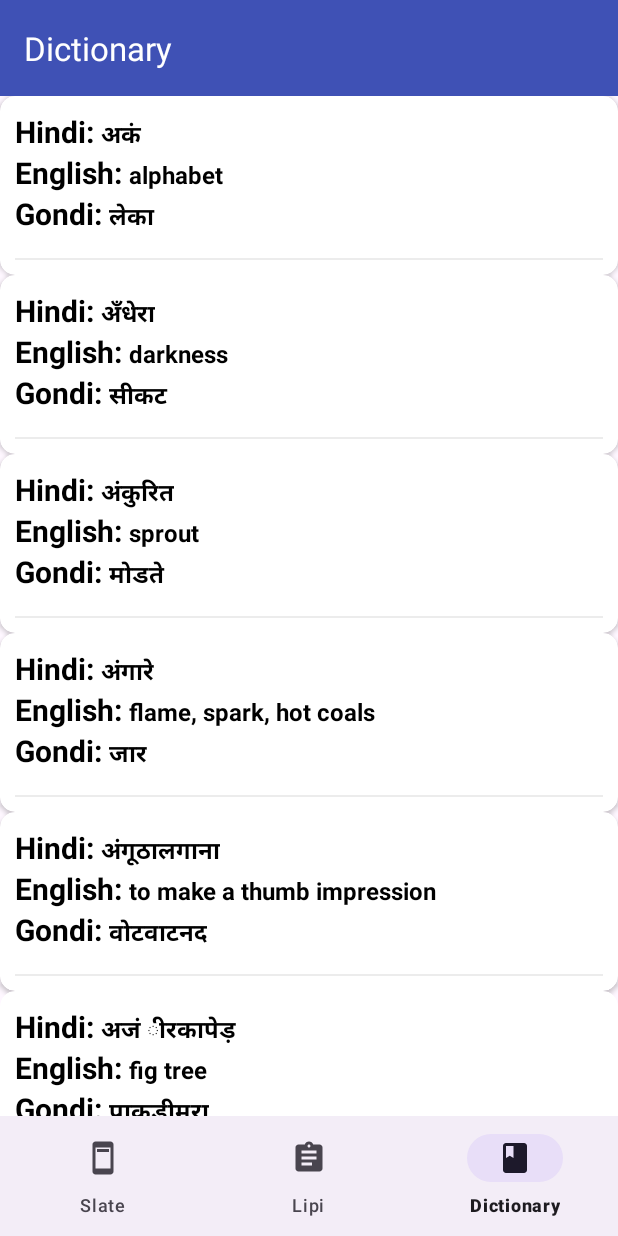
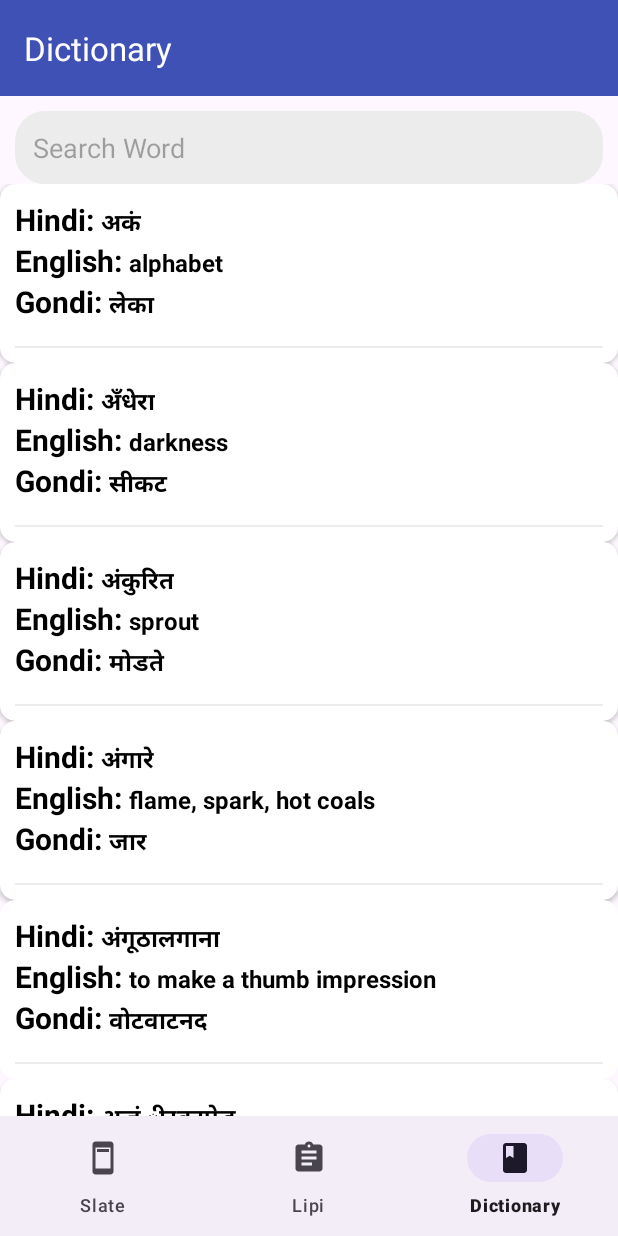
Before and after one commit to DevP-ai/Gondi, an Android app: the DictionaryFragment screen opened through its navigation route, item 3 of the bottom bar chosen, on a phone screen of 412 x 824 dp. Run offline under Robolectric (Android 15) with nearby library versions, the phone set to English and light mode, and no system bars; our stand-ins replace navigation-ui; libraries missing offline, so code that uses them is left out: com.google.mlkit.common, com.google.mlkit.vision; 6 statements that could not run were skipped.

Commit message:
Word search functionality implemented

```diff
--- a/app/src/main/java/com/compose/android/dev/edu/iiitnr/gondi/DictionaryFragment.kt
+++ b/app/src/main/java/com/compose/android/dev/edu/iiitnr/gondi/DictionaryFragment.kt
@@ -1,6 +1,8 @@
 package com.compose.android.dev.edu.iiitnr.gondi
 
 import android.os.Bundle
+import android.text.Editable
+import android.text.TextWatcher
 import androidx.fragment.app.Fragment
 import android.view.LayoutInflater
 import android.view.View
@@ -42,6 +44,17 @@ class DictionaryFragment : Fragment() {
     override fun onViewCreated(view: View, savedInstanceState: Bundle?) {
         super.onViewCreated(view, savedInstanceState)
 
+        binding.searchJob.addTextChangedListener(object : TextWatcher {
+            override fun beforeTextChanged(s: CharSequence?, start: Int, count: Int, after: Int) {}
+
+            override fun onTextChanged(s: CharSequence?, start: Int, before: Int, count: Int) {
+                val query = s.toString().trim()
+                dictAdapter.filter.filter(query)
+            }
+
+            override fun afterTextChanged(s: Editable?) {}
+        })
+
     }
 
 }
--- /dev/null
+++ b/app/src/main/java/com/compose/android/dev/edu/iiitnr/gondi/WordFilter.kt
@@ -0,0 +1,49 @@
+package com.compose.android.dev.edu.iiitnr.gondi
+
+import android.widget.Filter
+import com.compose.android.dev.edu.iiitnr.gondi.adapter.DictAdapter
+import com.compose.android.dev.edu.iiitnr.gondi.model.Dict
+import java.util.Locale
+
+class WordFilter(
+    private val adapter: DictAdapter,
+    private val filterJobs : ArrayList<Dict>
+) : Filter() {
+    override fun performFiltering(searchingText: CharSequence?): FilterResults {
+        val filteredResults = FilterResults()
+
+        if(!searchingText.isNullOrEmpty()){
+            val query = searchingText.toString().trim().uppercase(Locale.getDefault()).split(" ")
+            val filteredJobList = ArrayList<Dict>()
+            for(jobs in filterJobs){
+
+                if(query.any { search ->
+                        jobs.English?.uppercase(Locale.getDefault())?.contains(search) == true ||
+                                jobs.Hindi?.uppercase(Locale.getDefault())?.contains(search) == true ||
+                                jobs.Gondi?.uppercase(Locale.getDefault())?.contains(search) == true
+
+                    }){
+                    filteredJobList.add(jobs)
+                }
+            }
+            filteredResults.apply {
+                count = filteredJobList.size
+                values = filteredJobList
+            }
+
+        }
+        else{
+            filteredResults.apply {
+                count = filterJobs.size
+                values = filterJobs
+            }
+        }
+
+        return filteredResults
+    }
+
+    override fun publishResults(p0: CharSequence?, results: FilterResults?) {
+        adapter.dictList= results?.values as ArrayList<Dict>
+        adapter.notifyDataSetChanged()
+    }
+}
--- a/app/src/main/java/com/compose/android/dev/edu/iiitnr/gondi/adapter/DictAdapter.kt
+++ b/app/src/main/java/com/compose/android/dev/edu/iiitnr/gondi/adapter/DictAdapter.kt
@@ -2,13 +2,18 @@ package com.compose.android.dev.edu.iiitnr.gondi.adapter
 
 import android.view.LayoutInflater
 import android.view.ViewGroup
+import android.widget.Filter
+import android.widget.Filterable
 import androidx.recyclerview.widget.RecyclerView
+import com.compose.android.dev.edu.iiitnr.gondi.WordFilter
 import com.compose.android.dev.edu.iiitnr.gondi.databinding.DictLayoutBinding
 import com.compose.android.dev.edu.iiitnr.gondi.model.Dict
 
-class DictAdapter():RecyclerView.Adapter<DictAdapter.DictViewHolder>(){
+class DictAdapter():RecyclerView.Adapter<DictAdapter.DictViewHolder>(),
+Filterable{
 
-    private var dictList= listOf<Dict>()
+    var dictList= listOf<Dict>()
+    var originalList = ArrayList<Dict>()
 
     inner class DictViewHolder(val binding: DictLayoutBinding):RecyclerView.ViewHolder(binding.root)
 
@@ -22,6 +27,7 @@ class DictAdapter():RecyclerView.Adapter<DictAdapter.DictViewHolder>(){
 
     fun submitList(list: List<Dict>) {
         dictList = list
+        originalList = ArrayList(list)
         notifyDataSetChanged()
     }
 
@@ -32,5 +38,10 @@ class DictAdapter():RecyclerView.Adapter<DictAdapter.DictViewHolder>(){
         holder.binding.txtGondi.text = data.Gondi
     }
 
+    private var filter : WordFilter? = null
+    override fun getFilter(): Filter {
+        if(filter==null) return WordFilter(this,originalList)
+        return filter as WordFilter
+    }
 
 }
--- /dev/null
+++ b/app/src/main/res/drawable/bg.xml
@@ -0,0 +1,5 @@
+<?xml version="1.0" encoding="utf-8"?>
+<shape android:shape="rectangle" xmlns:android="http://schemas.android.com/apk/res/android">
+     <corners android:radius="20sp"/>
+    <solid android:color="@color/gray"/>
+</shape>
--- a/app/src/main/res/layout/fragment_dictionary.xml
+++ b/app/src/main/res/layout/fragment_dictionary.xml
@@ -5,6 +5,7 @@
     android:layout_height="match_parent"
     xmlns:app="http://schemas.android.com/apk/res-auto"
     tools:context=".DictionaryFragment">
+
 
     <androidx.appcompat.widget.Toolbar
         android:id="@+id/toolbar"
@@ -20,13 +21,27 @@
         app:layout_constraintTop_toTopOf="parent"
         app:titleTextColor="@color/white"/>
 
+    <EditText
+        android:id="@+id/searchJob"
+        android:layout_width="match_parent"
+        android:layout_height="wrap_content"
+        android:layout_gravity="center_vertical"
+        android:layout_margin="10dp"
+        android:background="@drawable/bg"
+        app:layout_constraintTop_toBottomOf="@id/toolbar"
+        app:layout_constraintStart_toStartOf="parent"
+        app:layout_constraintEnd_toEndOf="parent"
+        android:hint="Search Word"
+        android:padding="12dp" />
+
+
     <androidx.recyclerview.widget.RecyclerView
         android:id="@+id/dictRecyclerView"
         android:layout_width="match_parent"
         android:layout_height="0dp"
         android:layout_marginBottom="20dp"
         app:layout_constraintEnd_toEndOf="parent"
-        app:layout_constraintTop_toBottomOf="@id/toolbar"
+        app:layout_constraintTop_toBottomOf="@id/searchJob"
         app:layout_constraintBottom_toBottomOf="parent"
         tools:listitem="@layout/dict_layout" />
 
```
